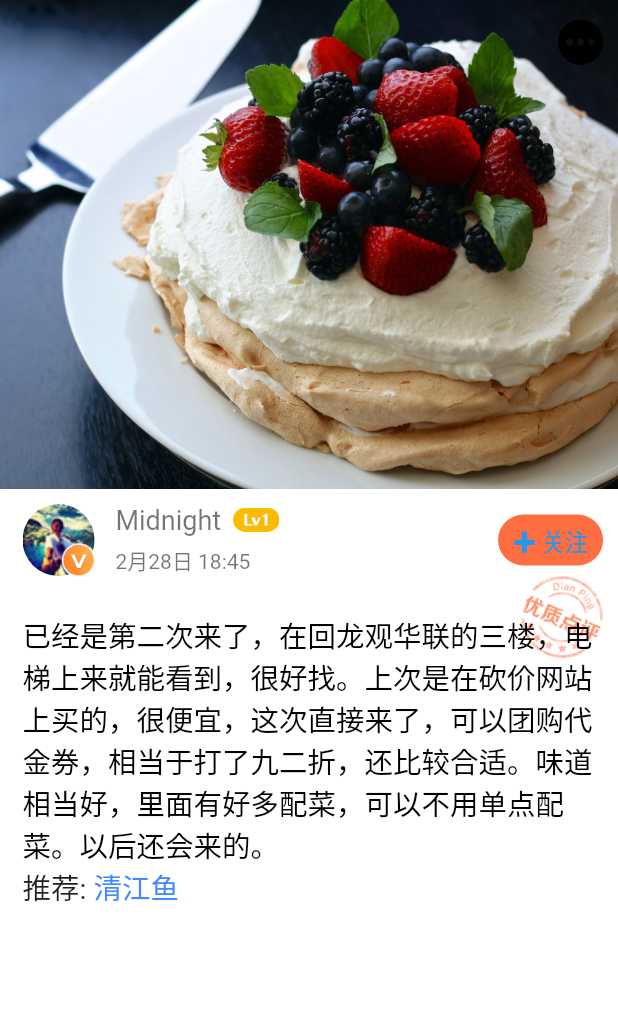
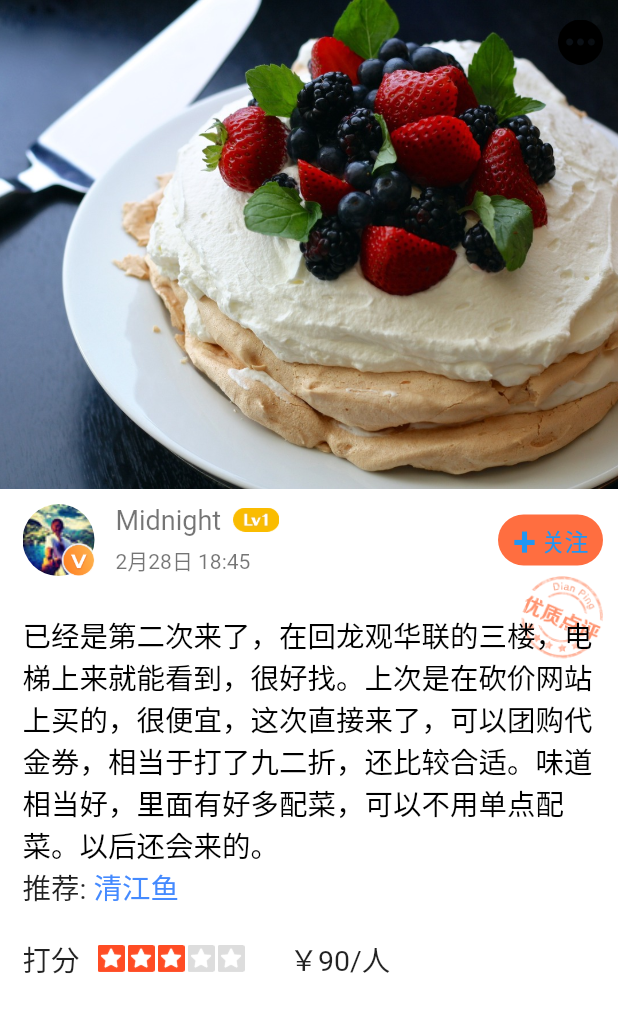
Before and after one commit to lihuichaoo/DianpingFlutterDemo, a Flutter app: the screen it shows after launch, on a phone screen of 412 x 824 dp. Shown: the top 1013 px of the screen. Run offline on Flutter 3.47's test engine with Material 2 defaults, Android fonts, the light colour scheme and no system bars.

Commit message:
add score part

```diff
--- a/lib/main.dart
+++ b/lib/main.dart
@@ -57,7 +57,7 @@ class MyApp extends StatelessWidget {
       ),
     );
 
-    final avar = Container(
+    final avatar = Container(
         padding: const EdgeInsets.fromLTRB(0, 0, 14, 0),
         child: Stack(
           children: <Widget>[
@@ -154,7 +154,7 @@ class MyApp extends StatelessWidget {
           )),
     );
 
-    final suggestion = RichText(
+    final suggestionSection = RichText(
       textAlign: TextAlign.left,
       textDirection: TextDirection.ltr,
       text: TextSpan(
@@ -175,6 +175,62 @@ class MyApp extends StatelessWidget {
       ),
     );
 
+    Widget _buildScore(double score) {
+      if(score < 0) score = 0;
+      if(score > 5) score = 5;
+      int countOfFullStar = score.floor();
+      bool halfStar = (score - countOfFullStar) >= 0.5;
+
+      List<Widget> children = List.generate(5, (int index) {
+        if (index < countOfFullStar) {
+          if (index == 0) {
+            return Image.asset('assets/fw2.png');
+          } else {
+            return Container(
+              padding: const EdgeInsets.fromLTRB(2, 0, 0, 0),
+              child: Image.asset('assets/fw2.png'),
+            );
+          }
+        } else if (index == countOfFullStar && halfStar) {
+          return Container(
+            padding: const EdgeInsets.fromLTRB(2, 0, 0, 0),
+            child: Image.asset('assets/fw1.png'),
+          );
+        } else {
+          return Container(
+            padding: const EdgeInsets.fromLTRB(2, 0, 0, 0),
+            child: Image.asset('assets/fw0.png'),
+          );
+        }
+      });
+
+      return Row(children: children);
+    }
+
+    final scoreSection = Padding(
+        padding: const EdgeInsets.fromLTRB(0, 20, 0, 0),
+        child: Row(
+          children: <Widget>[
+            Text('打分',
+              style: TextStyle(
+                color: Colors.black87,
+                fontSize: 19,
+              ),
+            ),
+            Container(
+              height: 18,
+              padding: const EdgeInsets.fromLTRB(12, 0, 30, 0),
+              child: _buildScore(3.3),
+              ),
+            Text('￥90/人',
+              style: TextStyle(
+                color: Colors.black87,
+                fontSize: 19,
+              ),
+            ),
+          ],
+        ));
+
     return Scaffold(
       backgroundColor: Colors.white.withOpacity(0.98),
       body: CustomScrollView(
@@ -189,7 +245,7 @@ class MyApp extends StatelessWidget {
                   children: <Widget>[
                     Row(
                       children: <Widget>[
-                        avar,
+                        avatar,
                         nickName,
                         followButton,
                       ],
@@ -200,7 +256,8 @@ class MyApp extends StatelessWidget {
                         commentSection,
                       ],
                     ),
-                    suggestion,
+                    suggestionSection,
+                    scoreSection,
                   ],
                 )
               ),
```
Also changed, not shown: assets/fw0.png (added), assets/fw1.png (added), assets/fw2.png (added).
